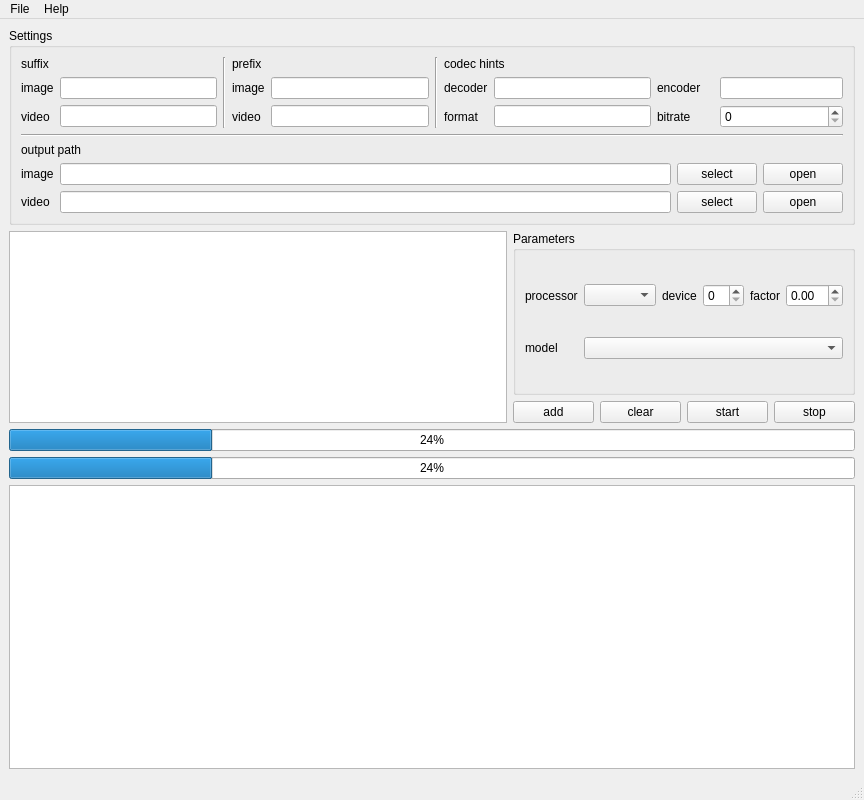
Above: gui/ui/MainWindow.ui from TianZerL/Anime4KCPP before the change. Below: the same form after it.
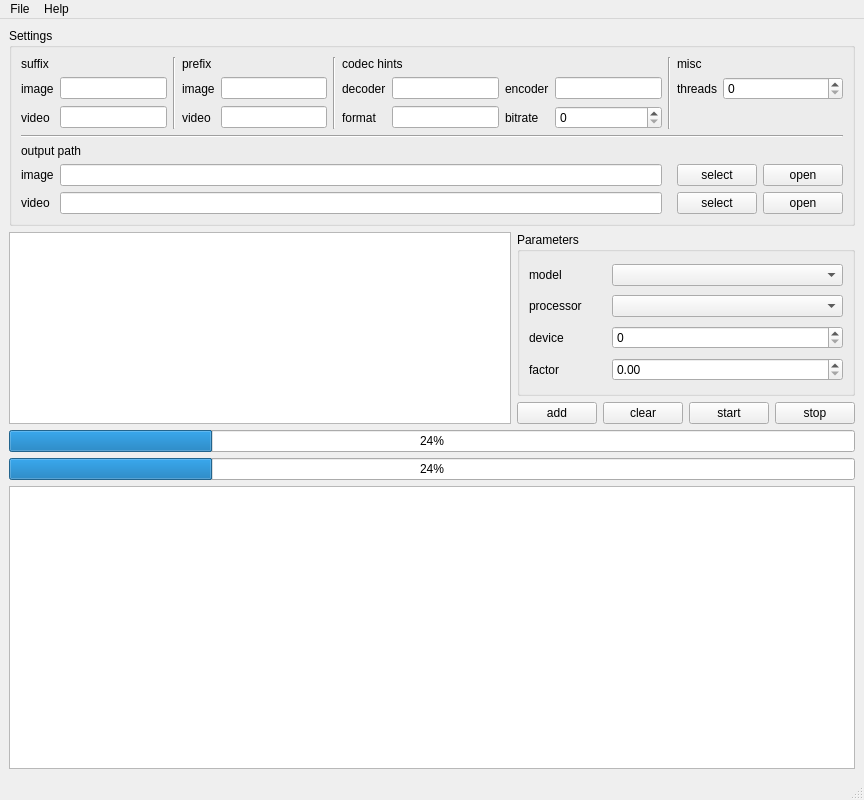
That is the form after the change.

Commit message: Update gui - Support specifying threads for video or multi-input image processing.

The edit to the form file:
```diff
--- a/gui/ui/MainWindow.ui
+++ b/gui/ui/MainWindow.ui
@@ -14,24 +14,69 @@
    <string>Anime4KCPP</string>
   </property>
   <widget class="QWidget" name="widget_main">
-   <layout class="QGridLayout" name="gridLayout_5">
+   <layout class="QGridLayout" name="grid_layout_main">
+    <item row="2" column="3">
+     <widget class="QPushButton" name="push_button_task_list_start">
+      <property name="text">
+       <string>start</string>
+      </property>
+     </widget>
+    </item>
+    <item row="2" column="4">
+     <widget class="QPushButton" name="push_button_task_list_stop">
+      <property name="text">
+       <string>stop</string>
+      </property>
+     </widget>
+    </item>
+    <item row="2" column="1">
+     <widget class="QPushButton" name="push_button_task_list_add">
+      <property name="text">
+       <string>add</string>
+      </property>
+     </widget>
+    </item>
+    <item row="5" column="0" colspan="5">
+     <widget class="QTextBrowser" name="text_browser_log"/>
+    </item>
+    <item row="3" column="0" colspan="5">
+     <widget class="QProgressBar" name="progress_bar_video_task">
+      <property name="value">
+       <number>24</number>
+      </property>
+     </widget>
+    </item>
     <item row="0" column="0" colspan="5">
      <widget class="QGroupBox" name="group_box_settings">
       <property name="title">
        <string>Settings</string>
       </property>
-      <layout class="QGridLayout" name="gridLayout">
-       <item row="2" column="3">
-        <widget class="QLabel" name="label_prefix_video">
+      <layout class="QGridLayout" name="grid_layout_settings">
+       <item row="0" column="0">
+        <widget class="QLabel" name="label_suffix">
          <property name="text">
-          <string>video</string>
+          <string>suffix</string>
          </property>
         </widget>
        </item>
-       <item row="2" column="8" colspan="2">
-        <widget class="QLabel" name="label_codec_hints_bitrate">
+       <item row="0" column="2" rowspan="3">
+        <widget class="Line" name="line_prefix">
+         <property name="orientation">
+          <enum>Qt::Orientation::Vertical</enum>
+         </property>
+        </widget>
+       </item>
+       <item row="0" column="3">
+        <widget class="QLabel" name="label_prefix">
          <property name="text">
-          <string>bitrate</string>
+          <string>prefix</string>
+         </property>
+        </widget>
+       </item>
+       <item row="0" column="5" rowspan="3">
+        <widget class="Line" name="line_decode_hints">
+         <property name="orientation">
+          <enum>Qt::Orientation::Vertical</enum>
          </property>
         </widget>
        </item>
@@ -42,6 +87,47 @@
          </property>
         </widget>
        </item>
+       <item row="0" column="10" rowspan="3">
+        <widget class="Line" name="line_misc">
+         <property name="orientation">
+          <enum>Qt::Orientation::Vertical</enum>
+         </property>
+        </widget>
+       </item>
+       <item row="0" column="11">
+        <widget class="QLabel" name="label_misc">
+         <property name="text">
+          <string>misc</string>
+         </property>
+        </widget>
+       </item>
+       <item row="1" column="0">
+        <widget class="QLabel" name="label_suffix_image">
+         <property name="text">
+          <string>image</string>
+         </property>
+        </widget>
+       </item>
+       <item row="1" column="1">
+        <widget class="QLineEdit" name="line_edit_suffix_image"/>
+       </item>
+       <item row="1" column="3">
+        <widget class="QLabel" name="label_prefix_image">
+         <property name="text">
+          <string>image</string>
+         </property>
+        </widget>
+       </item>
+       <item row="1" column="4">
+        <widget class="QLineEdit" name="line_edit_prefix_image"/>
+       </item>
+       <item row="1" column="6">
+        <widget class="QLabel" name="label_codec_hints_decoder">
+         <property name="text">
+          <string>decoder</string>
+         </property>
+        </widget>
+       </item>
        <item row="1" column="7">
         <widget class="QLineEdit" name="line_edit_codec_hints_decoder">
          <property name="toolTip">
@@ -49,46 +135,36 @@
          </property>
         </widget>
        </item>
-       <item row="1" column="10" colspan="2">
+       <item row="1" column="8">
+        <widget class="QLabel" name="label_codec_hints_encoder">
+         <property name="text">
+          <string>encoder</string>
+         </property>
+        </widget>
+       </item>
+       <item row="1" column="9">
         <widget class="QLineEdit" name="line_edit_codec_hints_encoder">
          <property name="toolTip">
           <string>&lt;html&gt;&lt;head/&gt;&lt;body&gt;&lt;p&gt;&lt;span style=&quot; font-weight:700;&quot;&gt;The encoder name passed to FFmpeg's library.&lt;/span&gt;&lt;/p&gt;&lt;p&gt;This setting determines the output codec, and controls hardware acceleration support. Available values depend on the version of the library. Refer to FFmpeg documentation for details.&lt;/p&gt;&lt;p&gt;&lt;span style=&quot; font-weight:700;&quot;&gt;Leave blank&lt;/span&gt;: Auto-select the encoder based on the file extension.&lt;/p&gt;&lt;p&gt;&lt;span style=&quot; font-weight:700;&quot;&gt;Typical options&lt;/span&gt;: libopenh264, libx264, libx265, h264_qsv, hevc_qsv, h264_nvenc, hevc_nvenc, h264_amf, hevc_amf, etc.&lt;/p&gt;&lt;/body&gt;&lt;/html&gt;</string>
          </property>
         </widget>
        </item>
-       <item row="1" column="0">
-        <widget class="QLabel" name="label_suffix_image">
+       <item row="1" column="11">
+        <widget class="QLabel" name="label_misc_threads">
          <property name="text">
-          <string>image</string>
+          <string>threads</string>
          </property>
         </widget>
        </item>
-       <item row="1" column="1">
-        <widget class="QLineEdit" name="line_edit_suffix_image"/>
-       </item>
-       <item row="6" column="9" colspan="2">
-        <widget class="QPushButton" name="push_button_output_path_video_select">
-         <property name="text">
-          <string>select</string>
-         </property>
-        </widget>
-       </item>
-       <item row="2" column="10" colspan="2">
-        <widget class="QSpinBox" name="spin_box_codec_hints_bitrate">
+       <item row="1" column="12" colspan="2">
+        <widget class="QSpinBox" name="spin_box_misc_threads">
          <property name="toolTip">
           <string>&lt;html&gt;&lt;head/&gt;&lt;body&gt;&lt;p&gt;&lt;span style=&quot; font-weight:700;&quot;&gt;The bitrate passed to FFmpeg's library.&lt;/span&gt;&lt;/p&gt;&lt;p&gt;This affects the output video's file size and quality. The unit is &lt;span style=&quot; font-weight:700;&quot;&gt;kb/s&lt;/span&gt;.&lt;/p&gt;&lt;p&gt;&lt;span style=&quot; font-weight:700;&quot;&gt;Leave blank&lt;/span&gt;: auto-select the bitrate based on the input file.&lt;/p&gt;&lt;/body&gt;&lt;/html&gt;</string>
          </property>
         </widget>
        </item>
-       <item row="4" column="0" colspan="2">
-        <widget class="QLabel" name="label_output_path">
-         <property name="text">
-          <string>output path</string>
-         </property>
-        </widget>
-       </item>
-       <item row="6" column="0">
-        <widget class="QLabel" name="label_output_path_video">
+       <item row="2" column="0">
+        <widget class="QLabel" name="label_suffix_video">
          <property name="text">
           <string>video</string>
          </property>
@@ -97,19 +173,15 @@
        <item row="2" column="1">
         <widget class="QLineEdit" name="line_edit_suffix_video"/>
        </item>
-       <item row="0" column="5" rowspan="3">
-        <widget class="Line" name="line_decode_hints">
-         <property name="orientation">
-          <enum>Qt::Orientation::Vertical</enum>
+       <item row="2" column="3">
+        <widget class="QLabel" name="label_prefix_video">
+         <property name="text">
+          <string>video</string>
          </property>
         </widget>
        </item>
-       <item row="3" column="0" colspan="12">
-        <widget class="Line" name="line_output_path">
-         <property name="orientation">
-          <enum>Qt::Orientation::Horizontal</enum>
-         </property>
-        </widget>
+       <item row="2" column="4">
+        <widget class="QLineEdit" name="line_edit_prefix_video"/>
        </item>
        <item row="2" column="6">
         <widget class="QLabel" name="label_codec_hints_format">
@@ -118,13 +190,6 @@
          </property>
         </widget>
        </item>
-       <item row="6" column="11">
-        <widget class="QPushButton" name="push_button_output_path_video_open">
-         <property name="text">
-          <string>open</string>
-         </property>
-        </widget>
-       </item>
        <item row="2" column="7">
         <widget class="QLineEdit" name="line_edit_codec_hints_format">
          <property name="toolTip">
@@ -132,11 +197,33 @@
          </property>
         </widget>
        </item>
-       <item row="5" column="1" colspan="8">
-        <widget class="QLineEdit" name="line_edit_output_path_image"/>
+       <item row="2" column="8">
+        <widget class="QLabel" name="label_codec_hints_bitrate">
+         <property name="text">
+          <string>bitrate</string>
+         </property>
+        </widget>
        </item>
-       <item row="2" column="4">
-        <widget class="QLineEdit" name="line_edit_prefix_video"/>
+       <item row="2" column="9">
+        <widget class="QSpinBox" name="spin_box_codec_hints_bitrate">
+         <property name="toolTip">
+          <string>&lt;html&gt;&lt;head/&gt;&lt;body&gt;&lt;p&gt;&lt;span style=&quot; font-weight:700;&quot;&gt;The bitrate passed to FFmpeg's library.&lt;/span&gt;&lt;/p&gt;&lt;p&gt;This affects the output video's file size and quality. The unit is &lt;span style=&quot; font-weight:700;&quot;&gt;kb/s&lt;/span&gt;.&lt;/p&gt;&lt;p&gt;&lt;span style=&quot; font-weight:700;&quot;&gt;Leave blank&lt;/span&gt;: auto-select the bitrate based on the input file.&lt;/p&gt;&lt;/body&gt;&lt;/html&gt;</string>
+         </property>
+        </widget>
+       </item>
+       <item row="3" column="0" colspan="14">
+        <widget class="Line" name="line_output_path">
+         <property name="orientation">
+          <enum>Qt::Orientation::Horizontal</enum>
+         </property>
+        </widget>
+       </item>
+       <item row="4" column="0" colspan="2">
+        <widget class="QLabel" name="label_output_path">
+         <property name="text">
+          <string>output path</string>
+         </property>
+        </widget>
        </item>
        <item row="5" column="0">
         <widget class="QLabel" name="label_output_path_image">
@@ -145,72 +232,44 @@
          </property>
         </widget>
        </item>
-       <item row="5" column="11">
+       <item row="5" column="1" colspan="9">
+        <widget class="QLineEdit" name="line_edit_output_path_image"/>
+       </item>
+       <item row="5" column="11" colspan="2">
+        <widget class="QPushButton" name="push_button_output_path_image_select">
+         <property name="text">
+          <string>select</string>
+         </property>
+        </widget>
+       </item>
+       <item row="5" column="13">
         <widget class="QPushButton" name="push_button_output_path_image_open">
          <property name="text">
           <string>open</string>
          </property>
         </widget>
        </item>
-       <item row="1" column="8" colspan="2">
-        <widget class="QLabel" name="label_codec_hints_encoder">
+       <item row="6" column="0">
+        <widget class="QLabel" name="label_output_path_video">
          <property name="text">
-          <string>encoder</string>
+          <string>video</string>
          </property>
         </widget>
        </item>
-       <item row="1" column="4">
-        <widget class="QLineEdit" name="line_edit_prefix_image"/>
-       </item>
-       <item row="1" column="3">
-        <widget class="QLabel" name="label_prefix_image">
-         <property name="text">
-          <string>image</string>
-         </property>
-        </widget>
-       </item>
-       <item row="0" column="2" rowspan="3">
-        <widget class="Line" name="line_prefix">
-         <property name="orientation">
-          <enum>Qt::Orientation::Vertical</enum>
-         </property>
-        </widget>
-       </item>
-       <item row="6" column="1" colspan="8">
+       <item row="6" column="1" colspan="9">
         <widget class="QLineEdit" name="line_edit_output_path_video"/>
        </item>
-       <item row="2" column="0">
-        <widget class="QLabel" name="label_suffix_video">
-         <property name="text">
-          <string>video</string>
-         </property>
-        </widget>
-       </item>
-       <item row="0" column="0" colspan="2">
-        <widget class="QLabel" name="label_suffix">
-         <property name="text">
-          <string>suffix</string>
-         </property>
-        </widget>
-       </item>
-       <item row="1" column="6">
-        <widget class="QLabel" name="label_codec_hints_decoder">
-         <property name="text">
-          <string>decoder</string>
-         </property>
-        </widget>
-       </item>
-       <item row="5" column="9" colspan="2">
-        <widget class="QPushButton" name="push_button_output_path_image_select">
+       <item row="6" column="11" colspan="2">
+        <widget class="QPushButton" name="push_button_output_path_video_select">
          <property name="text">
           <string>select</string>
          </property>
         </widget>
        </item>
-       <item row="0" column="3" colspan="2">
-        <widget class="QLabel" name="label_prefix">
+       <item row="6" column="13">
+        <widget class="QPushButton" name="push_button_output_path_video_open">
          <property name="text">
-          <string>prefix</string>
+          <string>open</string>
          </property>
         </widget>
        </item>
@@ -220,6 +279,20 @@
     <item row="1" column="0" rowspan="2">
      <widget class="QTableView" name="table_view_task_list"/>
     </item>
+    <item row="2" column="2">
+     <widget class="QPushButton" name="push_button_task_list_clear">
+      <property name="text">
+       <string>clear</string>
+      </property>
+     </widget>
+    </item>
+    <item row="4" column="0" colspan="5">
+     <widget class="QProgressBar" name="progress_bar_task_list">
+      <property name="value">
+       <number>24</number>
+      </property>
+     </widget>
+    </item>
     <item row="1" column="1" colspan="4">
      <widget class="QGroupBox" name="group_box_parameters">
       <property name="title">
@@ -227,101 +300,56 @@
       </property>
       <layout class="QGridLayout" name="gridLayout_4">
        <item row="0" column="0">
+        <widget class="QLabel" name="label_model">
+         <property name="text">
+          <string>model</string>
+         </property>
+        </widget>
+       </item>
+       <item row="0" column="1" colspan="3">
+        <widget class="QComboBox" name="combo_box_model"/>
+       </item>
+       <item row="1" column="0">
         <widget class="QLabel" name="label_processor">
          <property name="text">
           <string>processor</string>
          </property>
         </widget>
        </item>
-       <item row="0" column="1">
+       <item row="1" column="1" colspan="3">
         <widget class="QComboBox" name="combo_box_processor"/>
        </item>
-       <item row="0" column="2">
+       <item row="2" column="0">
         <widget class="QLabel" name="label_device">
          <property name="text">
           <string>device</string>
          </property>
         </widget>
        </item>
-       <item row="0" column="3">
+       <item row="2" column="1" colspan="3">
         <widget class="QSpinBox" name="spin_box_device">
          <property name="toolTip">
           <string>&lt;html&gt;&lt;head/&gt;&lt;body&gt;&lt;p&gt;For CPU, it represents different acceleration methods.&lt;/p&gt;&lt;p&gt;For GPU, it represents the devices to use.&lt;/p&gt;&lt;p&gt;Check available value in menu: &lt;span style=&quot; font-weight:700;&quot;&gt;Help-&amp;gt;List devices&lt;/span&gt;.&lt;/p&gt;&lt;/body&gt;&lt;/html&gt;</string>
          </property>
         </widget>
        </item>
-       <item row="0" column="4">
+       <item row="3" column="0">
         <widget class="QLabel" name="label_factor">
          <property name="text">
           <string>factor</string>
          </property>
         </widget>
        </item>
-       <item row="0" column="5">
+       <item row="3" column="1" colspan="3">
         <widget class="QDoubleSpinBox" name="double_spin_box_factor">
          <property name="toolTip">
           <string>Upscaling factor for each dimension.</string>
          </property>
         </widget>
        </item>
-       <item row="1" column="0">
-        <widget class="QLabel" name="label_model">
-         <property name="text">
-          <string>model</string>
-         </property>
-        </widget>
-       </item>
-       <item row="1" column="1" colspan="5">
-        <widget class="QComboBox" name="combo_box_model"/>
-       </item>
       </layout>
      </widget>
     </item>
-    <item row="2" column="1">
-     <widget class="QPushButton" name="push_button_task_list_add">
-      <property name="text">
-       <string>add</string>
-      </property>
-     </widget>
-    </item>
-    <item row="2" column="2">
-     <widget class="QPushButton" name="push_button_task_list_clear">
-      <property name="text">
-       <string>clear</string>
-      </property>
-     </widget>
-    </item>
-    <item row="2" column="3">
-     <widget class="QPushButton" name="push_button_task_list_start">
-      <property name="text">
-       <string>start</string>
-      </property>
-     </widget>
-    </item>
-    <item row="2" column="4">
-     <widget class="QPushButton" name="push_button_task_list_stop">
-      <property name="text">
-       <string>stop</string>
-      </property>
-     </widget>
-    </item>
-    <item row="3" column="0" colspan="5">
-     <widget class="QProgressBar" name="progress_bar_video_task">
-      <property name="value">
-       <number>24</number>
-      </property>
-     </widget>
-    </item>
-    <item row="4" column="0" colspan="5">
-     <widget class="QProgressBar" name="progress_bar_task_list">
-      <property name="value">
-       <number>24</number>
-      </property>
-     </widget>
-    </item>
-    <item row="5" column="0" colspan="5">
-     <widget class="QTextBrowser" name="text_browser_log"/>
-    </item>
    </layout>
   </widget>
   <widget class="QMenuBar" name="menubar">
```
Left out of the diff: 31 changed lines with no effect on the pictures. The commit also changes 7 other files.
